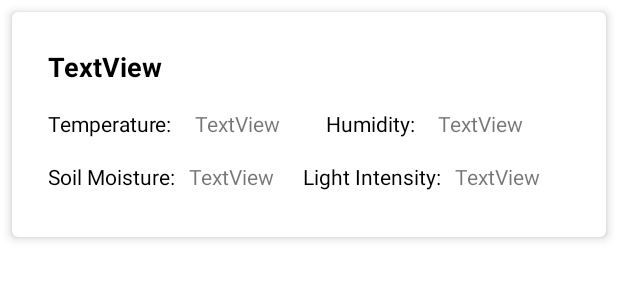
After one commit to kaustubh98/Plant-and-soil-monitoring-system, an Android app: the layout card_zone.xml on its own in the app's theme, with its tools: preview values and no code run, on a phone screen of 412 x 824 dp. The commit adds this screen. Shown: the top 300 px of the screen. Run offline under Robolectric (Android 15) with nearby library versions, the phone set to English and light mode, and no system bars.

Commit message:
Added Functionality to display data of individual zones

```diff
--- a/app/src/main/java/com/example/plantmonitoringsystem/ConfigureHardware.java
+++ b/app/src/main/java/com/example/plantmonitoringsystem/ConfigureHardware.java
@@ -65,7 +65,7 @@ public class ConfigureHardware extends AppCompatActivity {
                         //adding slave unit
                         if(count != temp){
                             count = temp+1;
-                            reference.child(user.getUid()).child("zone" + count).child("Description").setValue(des);
+                            reference.child(user.getUid()).child("Zones/zone" + count).child("Description").setValue(des);
                             reference.child(user.getUid() + "/NumberOfUnits").setValue(count);
                         }
 
--- a/app/src/main/java/com/example/plantmonitoringsystem/Fragments/FragmentAverage.java
+++ b/app/src/main/java/com/example/plantmonitoringsystem/Fragments/FragmentAverage.java
@@ -118,7 +118,6 @@ public class FragmentAverage extends Fragment {
                 }catch(Exception e){
                     e.printStackTrace();
                     Log.e("Listener",e.getMessage());
-                    Toast.makeText(getContext(),e.getMessage(),Toast.LENGTH_LONG).show();
                 }
             }
 
--- a/app/src/main/res/layout/activity_configure_hardware.xml
+++ b/app/src/main/res/layout/activity_configure_hardware.xml
@@ -10,7 +10,6 @@
         android:id="@+id/toolbar_configure"
         android:layout_width="match_parent"
         android:layout_height="wrap_content"
-        android:paddingBottom="@dimen/padding_layout"
         android:background="?attr/colorPrimary"
         android:minHeight="?attr/actionBarSize"
         android:theme="@style/ThemeOverlay.AppCompat.Dark.ActionBar" />
@@ -31,7 +30,7 @@
                 android:id="@+id/textView"
                 android:layout_width="wrap_content"
                 android:layout_height="wrap_content"
-                android:layout_marginTop="32dp"
+                android:layout_marginTop="64dp"
                 android:text="Set up Your Hardware"
                 android:textColor="@color/colorPrimaryDark"
                 android:textSize="30sp" />
--- /dev/null
+++ b/app/src/main/res/layout/card_zone.xml
@@ -0,0 +1,109 @@
+<?xml version="1.0" encoding="utf-8"?>
+<androidx.cardview.widget.CardView xmlns:android="http://schemas.android.com/apk/res/android"
+    xmlns:app="http://schemas.android.com/apk/res-auto"
+    android:layout_width="match_parent"
+    android:layout_height="150dp"
+    android:layout_margin="8dp"
+    app:cardCornerRadius="4dp"
+    app:cardElevation="4dp"
+    app:contentPadding="8dp">
+
+
+    <LinearLayout
+        android:layout_width="match_parent"
+        android:layout_height="match_parent"
+        android:orientation="vertical"
+        android:padding="@dimen/padding_layout">
+
+        <LinearLayout
+            android:layout_width="match_parent"
+            android:layout_height="wrap_content"
+            android:layout_marginBottom="@dimen/padding_layout"
+            android:orientation="horizontal">
+
+            <TextView
+                android:id="@+id/text_description"
+                android:layout_width="wrap_content"
+                android:layout_height="wrap_content"
+                android:layout_weight="3"
+                android:text="TextView"
+                android:textAlignment="viewStart"
+                android:textColor="#000000"
+                android:textSize="18sp"
+                android:textStyle="bold" />
+        </LinearLayout>
+
+        <LinearLayout
+            android:layout_width="match_parent"
+            android:layout_height="wrap_content"
+            android:layout_marginBottom="@dimen/padding_layout"
+            android:orientation="horizontal">
+
+            <TextView
+                android:id="@+id/textView6"
+                android:layout_width="wrap_content"
+                android:layout_height="wrap_content"
+                android:layout_weight="1"
+                android:text="Temperature:"
+                android:textColor="#000000" />
+
+            <TextView
+                android:id="@+id/text_temperature"
+                android:layout_width="wrap_content"
+                android:layout_height="wrap_content"
+                android:layout_weight="2"
+                android:text="TextView" />
+
+            <TextView
+                android:id="@+id/textView8"
+                android:layout_width="wrap_content"
+                android:layout_height="wrap_content"
+                android:layout_weight="1"
+                android:text="Humidity:"
+                android:textColor="#000000" />
+
+            <TextView
+                android:id="@+id/text_humidity"
+                android:layout_width="wrap_content"
+                android:layout_height="wrap_content"
+                android:layout_weight="2"
+                android:text="TextView" />
+        </LinearLayout>
+
+        <LinearLayout
+            android:layout_width="match_parent"
+            android:layout_height="wrap_content"
+            android:orientation="horizontal">
+
+            <TextView
+                android:id="@+id/textView10"
+                android:layout_width="wrap_content"
+                android:layout_height="wrap_content"
+                android:layout_weight="1"
+                android:text="Soil Moisture:"
+                android:textColor="#000000" />
+
+            <TextView
+                android:id="@+id/text_soil"
+                android:layout_width="wrap_content"
+                android:layout_height="wrap_content"
+                android:layout_weight="2"
+                android:text="TextView" />
+
+            <TextView
+                android:id="@+id/textView12"
+                android:layout_width="wrap_content"
+                android:layout_height="wrap_content"
+                android:layout_weight="1"
+                android:text="Light Intensity:"
+                android:textColor="#000000" />
+
+            <TextView
+                android:id="@+id/text_light"
+                android:layout_width="wrap_content"
+                android:layout_height="wrap_content"
+                android:layout_weight="2"
+                android:text="TextView" />
+        </LinearLayout>
+    </LinearLayout>
+</androidx.cardview.widget.CardView>
```
Also changed, not shown: app/src/main/java/com/example/plantmonitoringsystem/Fragments/FragmentZonal.java (+144 -1 lines), app/src/main/java/com/example/plantmonitoringsystem/SupportClasses/ZoneDisplayAdapter.java (added, +71 -0 lines), app/src/main/res/layout/fragment_zonal.xml (+15 -7 lines).
